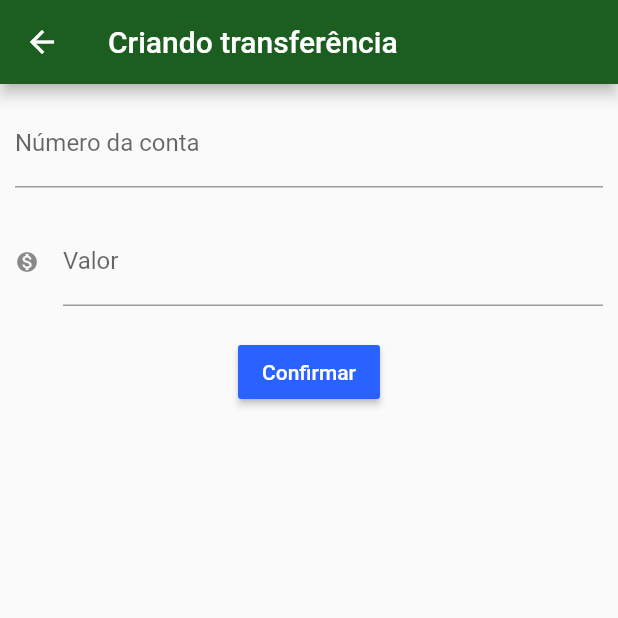
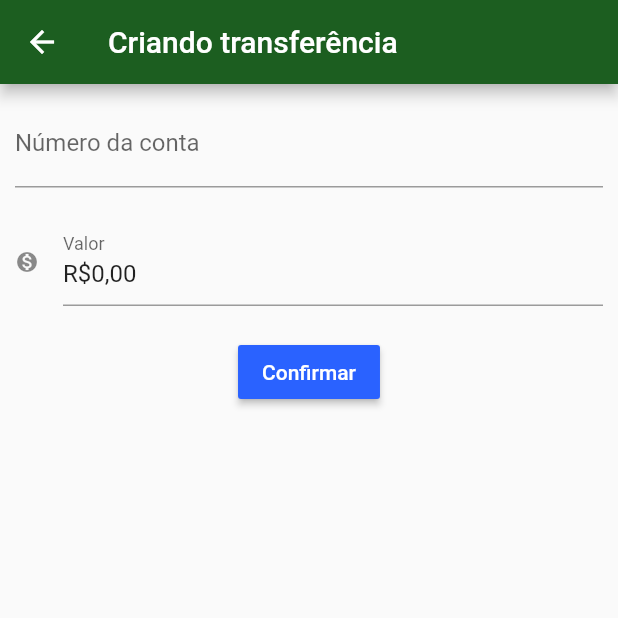
Before and after one commit to CaelumAulas/flutter-nubank-setembro, a Flutter app: the screen it shows after launch, after a tap on "Navegar para Formulario", on a phone screen of 412 x 824 dp, the top half of it. Run offline on Flutter 3.47's test engine with Material 2 defaults, Android fonts, the light colour scheme and no system bars; our stand-ins replace flutter_masked_text.

Commit message:
aula 2 concluida

```diff
--- /dev/null
+++ b/aula2/lib/app/create_transfer/create_transfer_form.dart
@@ -0,0 +1,95 @@
+import 'package:flutter/material.dart';
+
+import 'package:flutter_masked_text/flutter_masked_text.dart';
+
+class CreateTransferForm extends StatefulWidget {
+  CreateTransferForm({Key key}) : super(key: key);
+
+  @override
+  _CreateTransferFormState createState() => _CreateTransferFormState();
+}
+
+class _CreateTransferFormState extends State<CreateTransferForm> {
+  final formKey = GlobalKey<FormState>();
+  final valorController =
+      MoneyMaskedTextController(leftSymbol: "R\$", decimalSeparator: ",");
+  String numeroDaConta;
+  String valor;
+
+  bool isValid() {
+    final form = formKey.currentState;
+
+    if (form.validate()) {
+      form.save();
+      return true;
+    } else {
+      return false;
+    }
+  }
+
+  @override
+  Widget build(BuildContext context) {
+    return Scaffold(
+      appBar: AppBar(
+        title: Text("Criando transferência"),
+        centerTitle: false,
+      ),
+      body: Form(
+          key: formKey,
+          child: Column(
+            children: [
+              Padding(
+                padding: const EdgeInsets.all(10.0),
+                child: TextFormField(
+                  onSaved: (newValue) => numeroDaConta = newValue,
+                  validator: (value) =>
+                      value.isEmpty ? "Digite o numero da conta" : null,
+                  keyboardType: TextInputType.number,
+                  decoration: InputDecoration(
+                      labelText: "Número da conta", hintText: "0000"),
+                ),
+              ),
+              Padding(
+                padding: const EdgeInsets.all(10.0),
+                child: TextFormField(
+                  controller: valorController,
+                  onSaved: (newValue) => valor = newValue,
+                  validator: valorValidator,
+                  keyboardType: TextInputType.numberWithOptions(decimal: true),
+                  decoration: InputDecoration(
+                      icon: Icon(
+                        Icons.monetization_on,
+                        size: 16,
+                      ),
+                      labelText: "Valor",
+                      hintText: "0.00"),
+                ),
+              ),
+              Padding(
+                padding: const EdgeInsets.all(10.0),
+                child: RaisedButton(
+                    color: Color(0xFF2a62ff),
+                    child: Text(
+                      "Confirmar",
+                      style: TextStyle(color: Colors.white),
+                    ),
+                    onPressed: () {
+                      if (isValid()) {
+                        Navigator.pop(context,
+                            {"numeroDaConta": numeroDaConta, "valor": valor});
+                      }
+                    }),
+              )
+            ],
+          )),
+    );
+  }
+
+  String valorValidator(_) {
+    final number = valorController.numberValue;
+    if (number < 10.0) {
+      return "Valor minímo R\$: 10,00";
+    }
+    return null;
+  }
+}
--- a/aula2/lib/app/home/home_page.dart
+++ b/aula2/lib/app/home/home_page.dart
@@ -1,4 +1,5 @@
 import 'package:aula2/app/create_transfer/create_transfer.dart';
+import 'package:aula2/app/create_transfer/create_transfer_form.dart';
 import 'package:flutter/material.dart';
 
 //CreateTransfer
@@ -14,9 +15,12 @@ class HomePage extends StatelessWidget {
       body: Center(
         child: RaisedButton(
           color: Colors.blue,
-          onPressed: () {
-            Navigator.push(context,
-                MaterialPageRoute(builder: (context) => CreateTransfer()));
+          onPressed: () async {
+            final transferencia = await Navigator.push(context,
+                MaterialPageRoute(builder: (context) => CreateTransferForm()));
+            print(transferencia);
+            //TODO
+            //Exibir a transferencia na tela de Home
           },
           child: Text(
             "Navegar para Formulario",
--- a/aula2/pubspec.yaml
+++ b/aula2/pubspec.yaml
@@ -24,7 +24,7 @@ dependencies:
   flutter:
     sdk: flutter
 
-
+  flutter_masked_text: ^0.8.0
   # The following adds the Cupertino Icons font to your application.
   # Use with the CupertinoIcons class for iOS style icons.
   cupertino_icons: ^0.1.3
```
Also changed, not shown: aula2/pubspec.lock.
